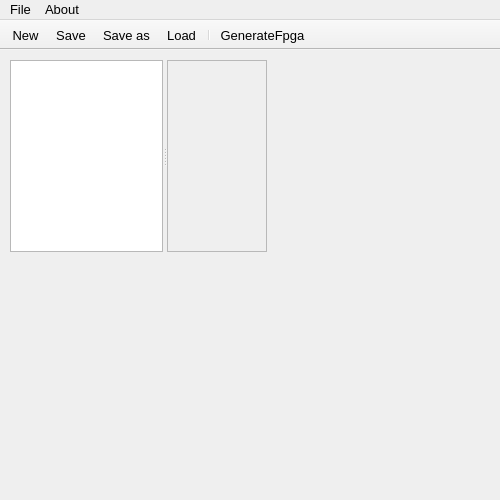
The window that resource/mainwindow.ui (marcoRitter/PackGen) describes before a commit, drawn with Qt 5.
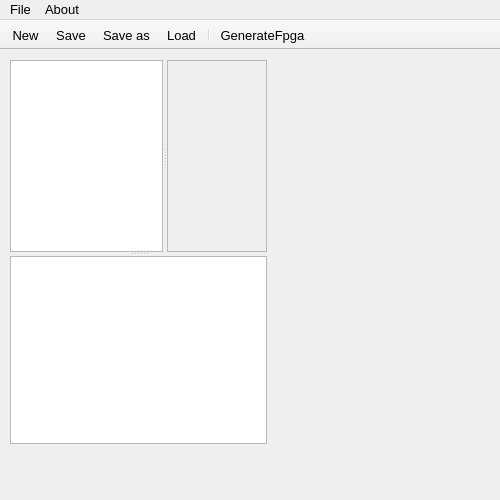
The same window after the commit. Icons and pictures are not drawn.

Commit message: info text output created

What changed in the file:
```diff
--- a/resource/mainwindow.ui
+++ b/resource/mainwindow.ui
@@ -41,9 +41,13 @@
       <x>10</x>
       <y>10</y>
       <width>257</width>
-      <height>192</height>
+      <height>384</height>
      </rect>
     </property>
+    <property name="orientation">
+     <enum>Qt::Vertical</enum>
+    </property>
+    <widget class="QSplitter" name="hSplitter">
     <property name="sizePolicy">
      <sizepolicy hsizetype="Expanding" vsizetype="Preferred">
       <horstretch>100</horstretch>
@@ -126,6 +130,8 @@
       </property>
      </widget>
     </widget>
+    </widget>
+    <widget class="QTextEdit" name="outInfo"/>
    </widget>
   </widget>
   <widget class="QMenuBar" name="menuBar">
```
Left out of the diff: 2 changed lines with no effect on the pictures. Lines whose indentation alone changed are shown as unchanged. The commit also changes 4 other files.
